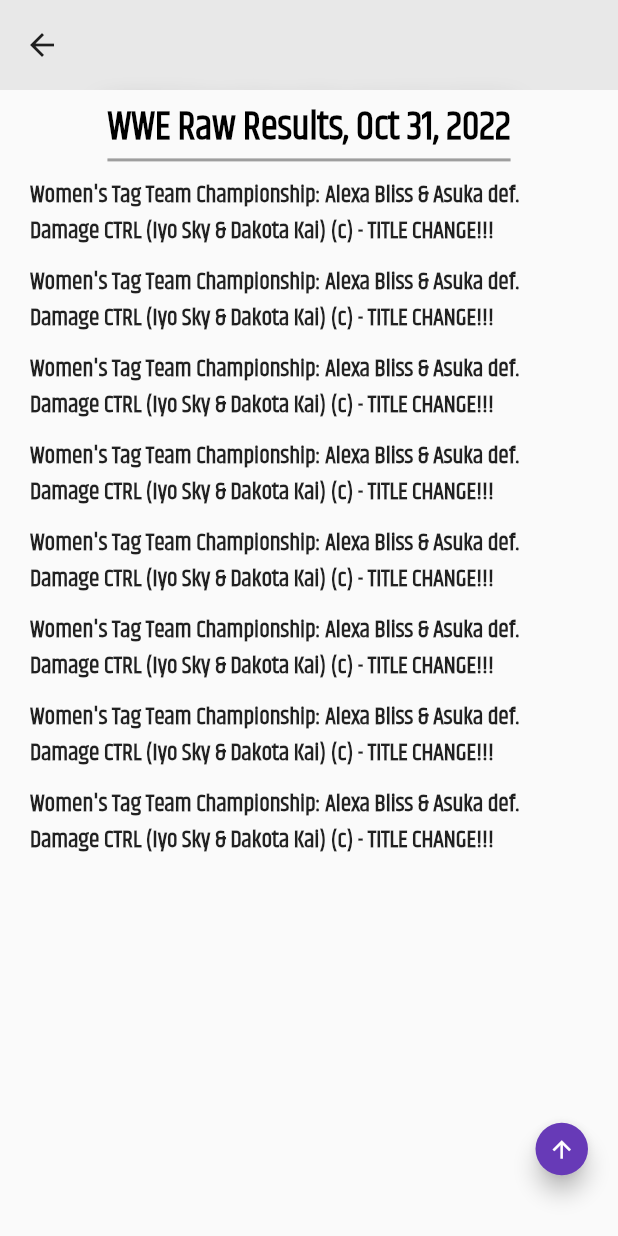
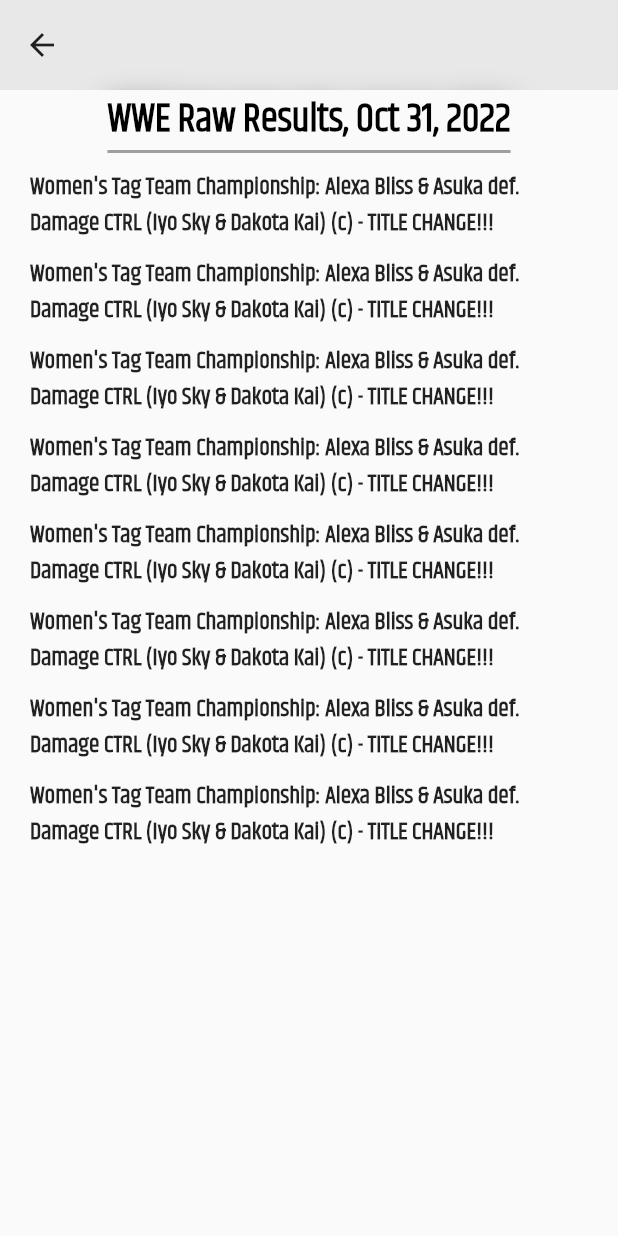
Before and after one commit to sakibovi123/wrestling_news_app, a Flutter app: the ResultDetails screen opened directly, on a phone screen of 412 x 824 dp. Run offline on Flutter 3.47's test engine with Material 2 defaults, Android fonts, the phone set to English and light mode, and no system bars; our stand-ins replace flutter_html; network calls fail.

Commit message:
removed pageview builder from result details

```diff
--- a/lib/Views/Widgets/result_details.dart
+++ b/lib/Views/Widgets/result_details.dart
@@ -22,41 +22,15 @@
     return Scaffold(
       body: Stack(
         children: [
-          PageView.builder(
-            itemCount: 5,
+          SingleChildScrollView(
+            physics: ClampingScrollPhysics(),
             scrollDirection: Axis.vertical,
-            physics: ClampingScrollPhysics(),
-            controller: pageController,
-            itemBuilder: (context, index) {
-              return ShowResultCard(
-                width: width,
-                height: height,
-                resultTitle: 'WWE Raw Results, Oct 31, 2022',
-                resultDescription:
-                    'Women\'s Tag Team Championship: Alexa Bliss & Asuka def. Damage CTRL (Iyo Sky & Dakota Kai) (c) - TITLE CHANGE!!!',
-              );
-            },
-          ),
-          Positioned(
-            bottom: 10,
-            right: 10,
-            child: Container(
-              width: 35,
-              margin: EdgeInsets.only(right: 10, bottom: 20),
-              child: FloatingActionButton(
-                onPressed: () {
-                  setState(() {});
-                  pageController.animateToPage(
-                    _initialPage,
-                    curve: Curves.decelerate,
-                    duration: Duration(milliseconds: 500),
-                  );
-                },
-                child: Icon(
-                  Icons.arrow_upward_outlined,
-                  size: 18,
-                ),
-              ),
+            child: ShowResultCard(
+              width: width,
+              height: height,
+              resultTitle: 'WWE Raw Results, Oct 31, 2022',
+              resultDescription:
+                  'Women\'s Tag Team Championship: Alexa Bliss & Asuka def. Damage CTRL (Iyo Sky & Dakota Kai) (c) - TITLE CHANGE!!!',
             ),
           ),
           CustomAppbar(),
```
